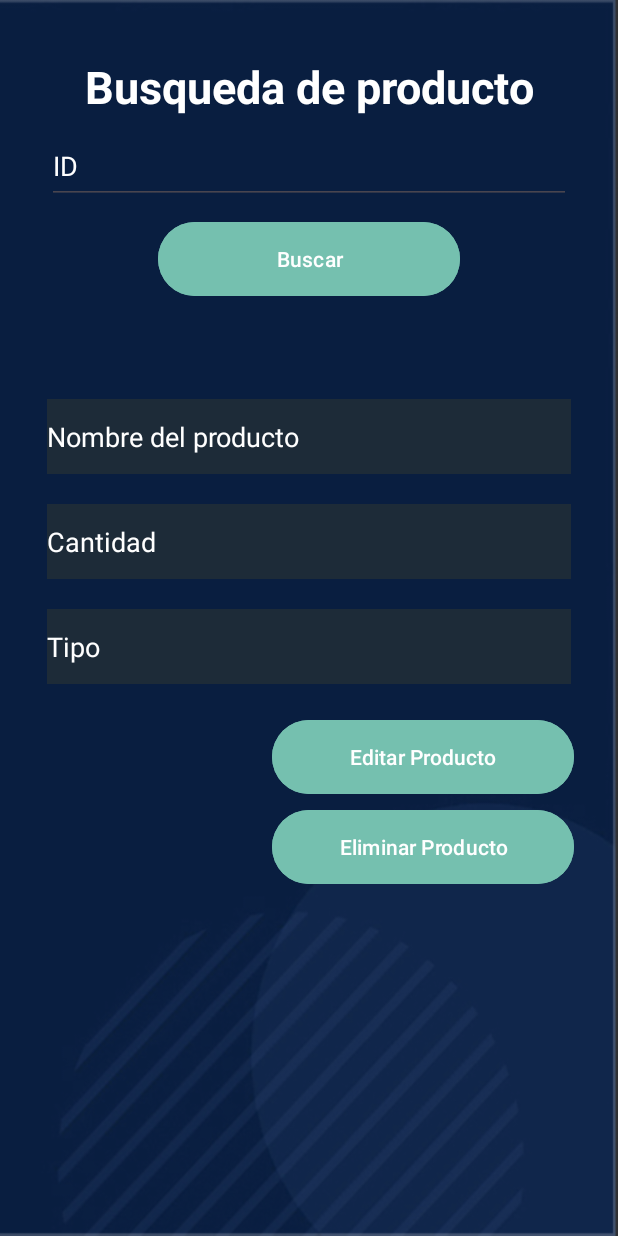
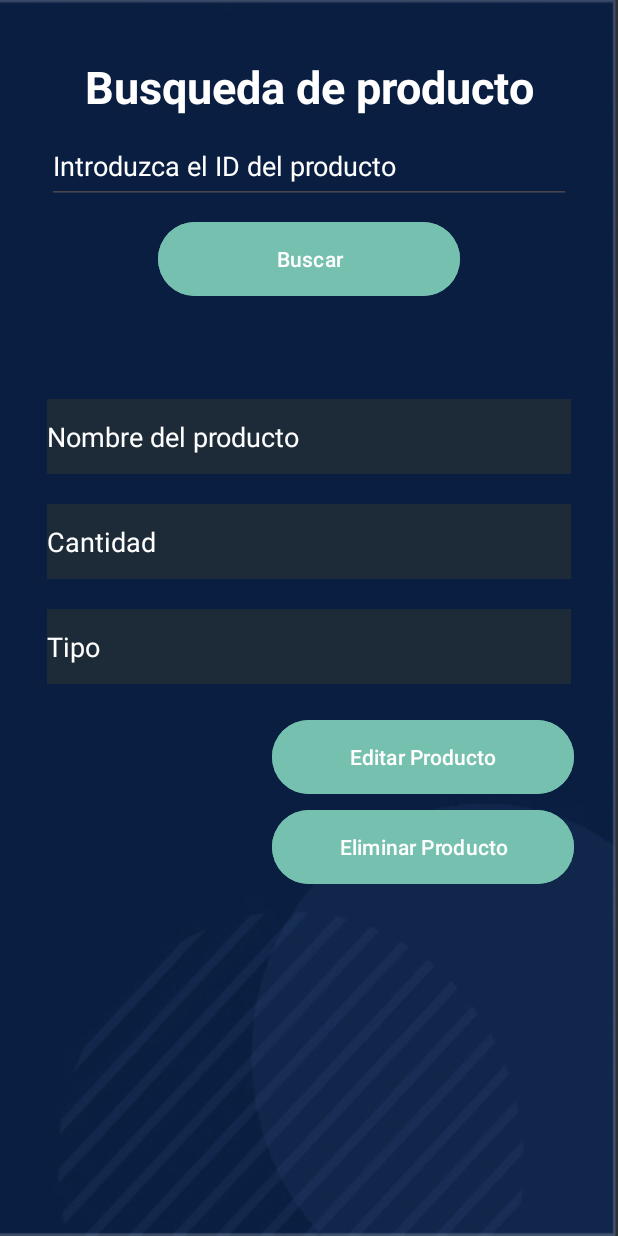
Before and after one commit to javiermar20000/Inventario_v1, an Android app: the MostrarProductos screen opened directly, with no data from a screen before it, on a phone screen of 412 x 824 dp. Run offline under Robolectric (Android 15) with nearby library versions, the phone set to English and light mode, and no system bars.

Commit message:
*Se añadio botones "Editar Producto" y "Eliminar Producto" en la consulta del inventario.
*Se cambió el nombre "Busqueda de Material" por "Busqueda de producto" en la consulta del inventario.

* Se mejoró la redacción de la busqueda de producto

```diff
--- a/app/src/main/res/layout/activity_mostrar.xml
+++ b/app/src/main/res/layout/activity_mostrar.xml
@@ -47,7 +47,7 @@
         android:layout_marginTop="8dp"
         android:layout_marginEnd="8dp"
         android:ems="10"
-        android:hint="ID"
+        android:hint="Introduzca el ID del producto"
         android:inputType="textPersonName"
         android:textColor="@color/white"
         android:textColorHint="@color/white"
```
